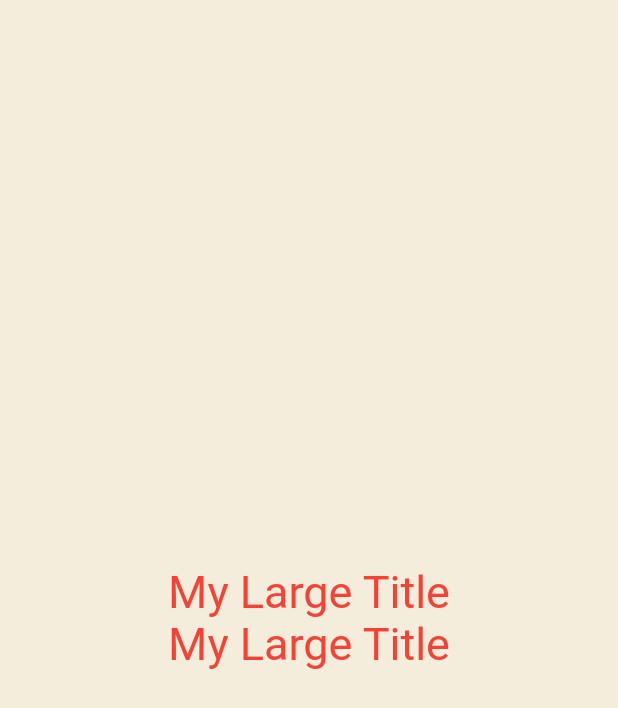
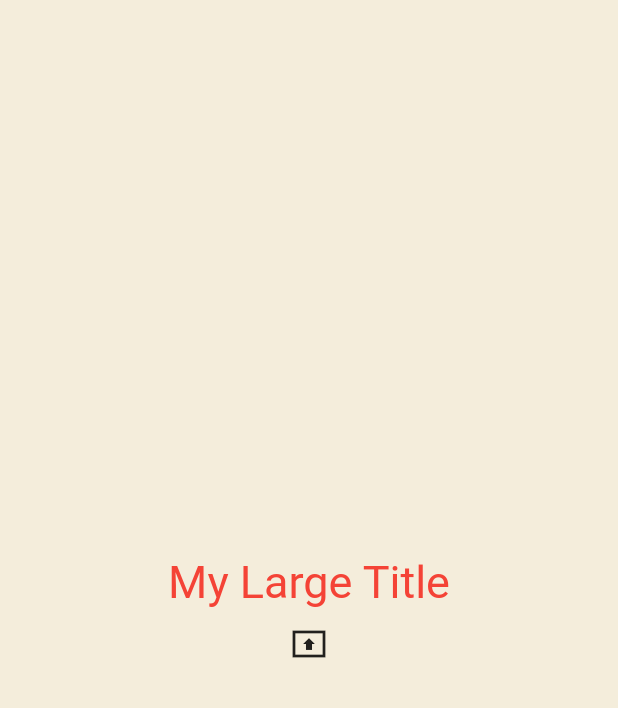
Before and after one commit to minho0315/toonflix, a Flutter app: the screen it shows after launch, on a phone screen of 412 x 824 dp. Shown: the top 708 px of the screen. Run offline on Flutter 3.47's test engine with Material 2 defaults, Android fonts, the phone set to English and light mode, and no system bars.

```diff
--- a/lib/main.dart
+++ b/lib/main.dart
@@ -12,6 +12,14 @@ class App extends StatefulWidget {
 }
 
 class _AppState extends State<App> {
+  bool isUse = true;
+
+  void onToggle() {
+    setState(() {
+      isUse = !isUse;
+    });
+  }
+
   @override
   Widget build(BuildContext context) {
     return MaterialApp(
@@ -27,8 +35,11 @@ class _AppState extends State<App> {
         body: Center(
           child: Column(
             mainAxisAlignment: MainAxisAlignment.center,
-            children: const [
-              MyLargeTitle(),
+            children: [
+              isUse ? const MyLargeTitle() : const Text("test"),
+              IconButton(
+                  onPressed: onToggle,
+                  icon: const Icon(Icons.present_to_all_sharp))
             ],
           ),
         ),
@@ -37,28 +48,25 @@ class _AppState extends State<App> {
   }
 }
 
-class MyLargeTitle extends StatelessWidget {
+class MyLargeTitle extends StatefulWidget {
   const MyLargeTitle({super.key});
 
   @override
-  Widget build(BuildContext context) {
-    return Column(
-      children: [
-        Text(
-          'My Large Title',
-          style: TextStyle(
-            fontSize: 30,
-            color: Theme.of(context).textTheme.titleLarge?.color,
-          ),
-        ),
-        const MyWidget()
-      ],
-    );
-  }
+  State<MyLargeTitle> createState() => _MyLargeTitleState();
 }
 
-class MyWidget extends StatelessWidget {
-  const MyWidget({super.key});
+class _MyLargeTitleState extends State<MyLargeTitle> {
+  @override
+  void initState() {
+    print("init");
+    super.initState();
+  }
+
+  @override
+  void dispose() {
+    print("dispose");
+    super.dispose();
+  }
 
   @override
   Widget build(BuildContext context) {
```
